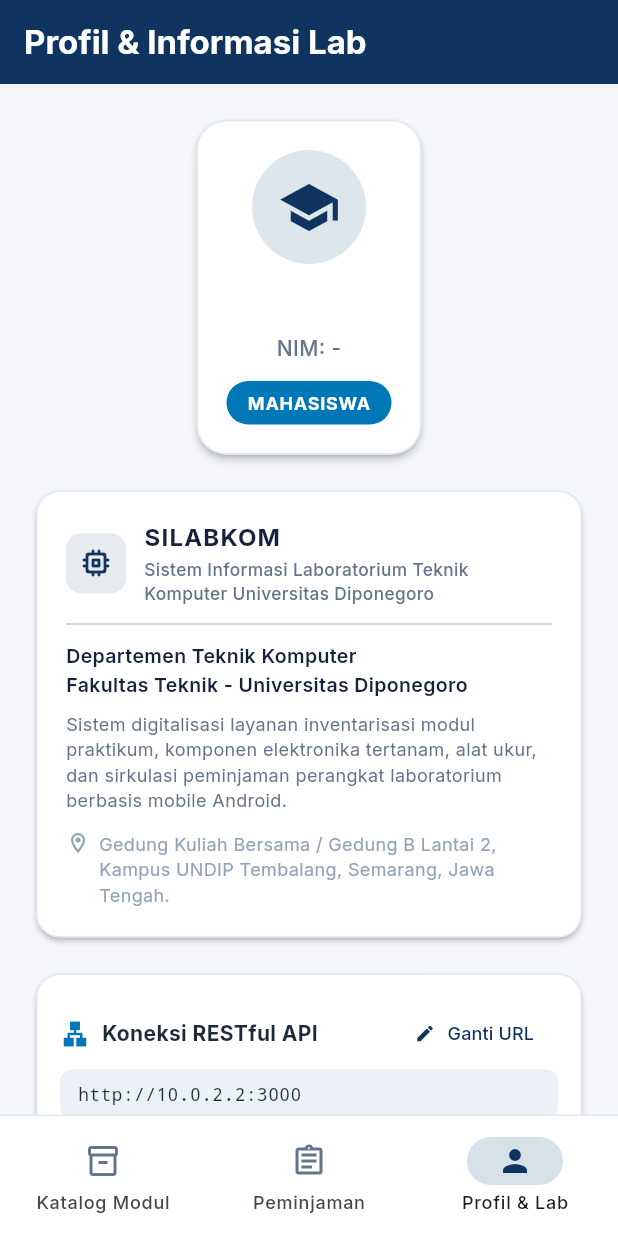
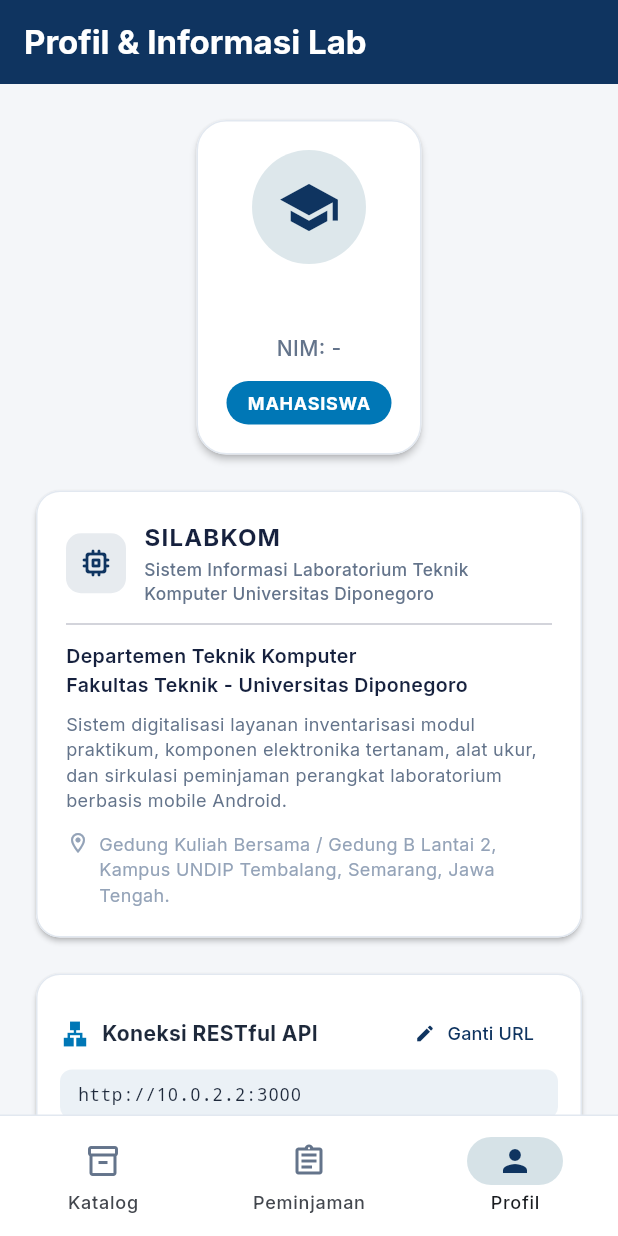
Before and after one commit to Mizrkat/SILABKOM, a Flutter app: the MainNavigationScreen screen opened directly, item 3 of the bottom bar chosen, on a phone screen of 412 x 824 dp. Run offline on Flutter 3.47's test engine with Material 3 defaults, Android fonts, the phone set to English and light mode, and no system bars; our stand-ins replace google_fonts, image_picker, shared_preferences; accounts and stored records are empty; network calls fail.

Commit message:
style(ui): ringkaskan label bottom navigation bar menjadi 1 kata

```diff
--- a/frontend/lib/screens/navigation/main_navigation_screen.dart
+++ b/frontend/lib/screens/navigation/main_navigation_screen.dart
@@ -79,37 +79,37 @@ class _MainNavigationScreenState extends State<MainNavigationScreen> {
         NavigationDestination(
           icon: Icon(Icons.inventory_2_outlined, color: AppColors.textSecondary),
           selectedIcon: Icon(Icons.inventory_2, color: AppColors.primary),
-          label: 'Katalog Modul',
+          label: 'Katalog',
         ),
         NavigationDestination(
           icon: Icon(Icons.assignment_outlined, color: AppColors.textSecondary),
           selectedIcon: Icon(Icons.assignment, color: AppColors.primary),
-          label: 'Antrean Pinjam',
+          label: 'Antrean',
         ),
         NavigationDestination(
           icon: Icon(Icons.add_circle_outline, color: AppColors.textSecondary),
           selectedIcon: Icon(Icons.add_circle, color: AppColors.primary),
-          label: 'Tambah Barang',
+          label: 'Tambah',
         ),
         NavigationDestination(
           icon: Icon(Icons.delete_sweep_outlined, color: AppColors.textSecondary),
           selectedIcon: Icon(Icons.delete_sweep, color: AppColors.primary),
-          label: 'Arsip Lab',
+          label: 'Arsip',
         ),
         NavigationDestination(
           icon: Icon(Icons.person_outline, color: AppColors.textSecondary),
           selectedIcon: Icon(Icons.person, color: AppColors.primary),
-          label: 'Profil & Lab',
+          label: 'Profil',
         ),
       ];
     }
 
-    // Role Mahasiswa (TIDAK DIRUBAH SAMA SEKALI)
+    // Role Mahasiswa
     return const [
       NavigationDestination(
         icon: Icon(Icons.inventory_2_outlined, color: AppColors.textSecondary),
         selectedIcon: Icon(Icons.inventory_2, color: AppColors.primary),
-        label: 'Katalog Modul',
+        label: 'Katalog',
       ),
       NavigationDestination(
         icon: Icon(Icons.assignment_outlined, color: AppColors.textSecondary),
@@ -119,7 +119,7 @@ class _MainNavigationScreenState extends State<MainNavigationScreen> {
       NavigationDestination(
         icon: Icon(Icons.person_outline, color: AppColors.textSecondary),
         selectedIcon: Icon(Icons.person, color: AppColors.primary),
-        label: 'Profil & Lab',
+        label: 'Profil',
       ),
     ];
   }
```
